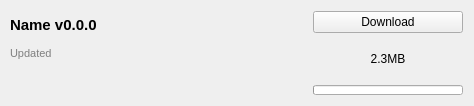
First picture: the form in src/ui/curseforge/curseforgefileitemwidget.ui, repository kaniol-lck/modmanager, before the edit.
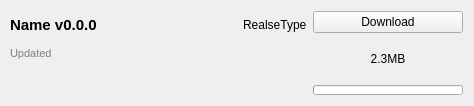
Second picture: the form after the edit. Icons and pictures are not drawn.

Commit message: add file release type display

```diff
--- a/src/ui/curseforge/curseforgefileitemwidget.ui
+++ b/src/ui/curseforge/curseforgefileitemwidget.ui
@@ -23,6 +23,8 @@
       <number>2</number>
      </property>
      <item>
+      <layout class="QHBoxLayout" name="horizontalLayout_4">
+       <item>
       <widget class="QLabel" name="displayNameText">
        <property name="sizePolicy">
         <sizepolicy hsizetype="Expanding" vsizetype="Preferred">
@@ -44,6 +46,15 @@
         <string>Name v0.0.0</string>
        </property>
       </widget>
+       </item>
+       <item>
+        <widget class="QLabel" name="releaseType">
+         <property name="text">
+          <string notr="true">RealseType</string>
+         </property>
+        </widget>
+       </item>
+      </layout>
      </item>
      <item>
       <layout class="QHBoxLayout" name="horizontalLayout_2">
```
Lines whose indentation alone changed are shown as unchanged. The commit also changes 9 other files.
